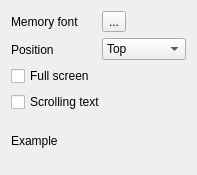
jpcima/chordv, file chordv/src/formmemoryinfo.ui: the form before one commit.
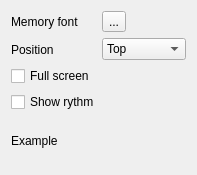
The form after the commit. Custom widgets are drawn as their Qt base class.

Patch:
```diff
--- a/chordv/src/formmemoryinfo.ui
+++ b/chordv/src/formmemoryinfo.ui
@@ -78,7 +78,7 @@
      <item>
       <widget class="QCheckBox" name="checkBoxScrollingTextMemory">
        <property name="text">
-        <string>Scrolling text</string>
+        <string>Show rythm</string>
        </property>
       </widget>
      </item>
```
Left out of the diff: 2 changed lines with no effect on the pictures.
